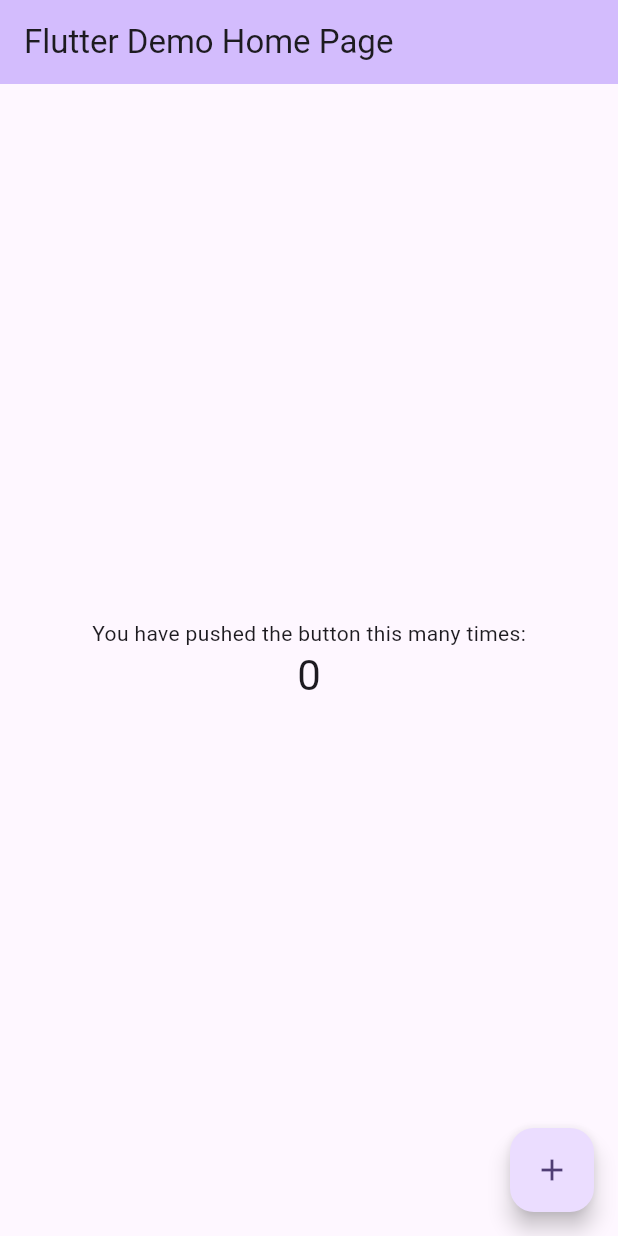
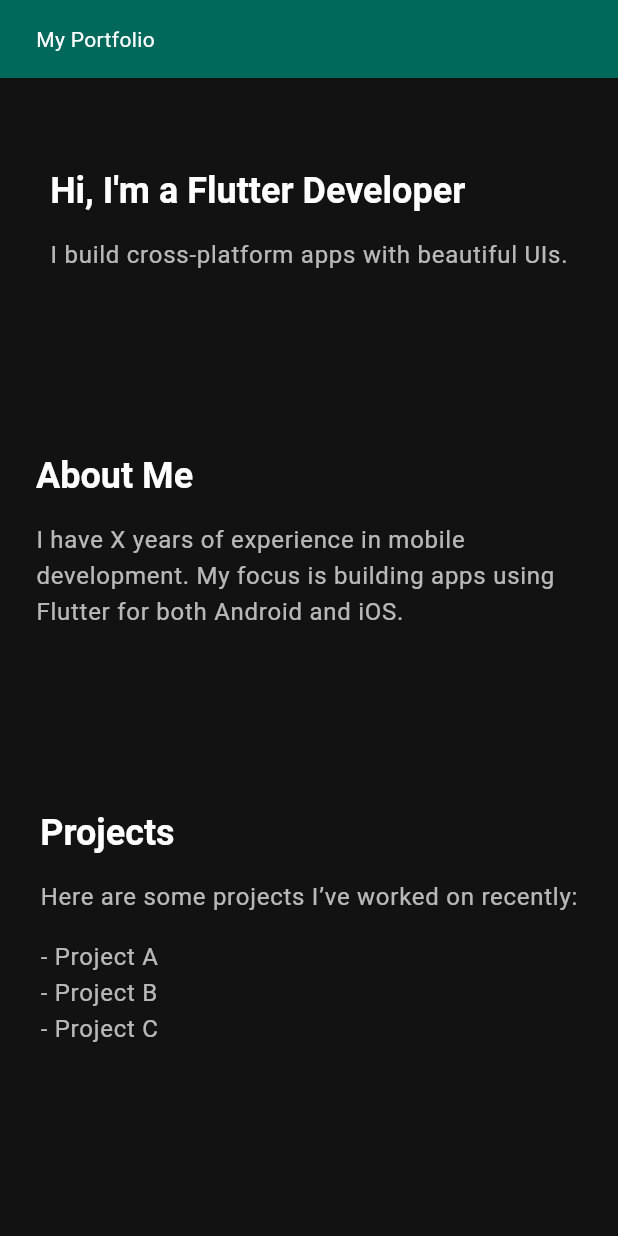
Before and after one commit to sahil06/flutter-web-portfolio, a Flutter app: the screen it shows after launch, on a phone screen of 412 x 824 dp. Run offline on Flutter 3.47's test engine with Material 3 defaults, Android fonts, the phone set to English and light mode, and no system bars.

Commit message:
feat: added basic web setup

```diff
--- a/flutter_web_portfolio/lib/main.dart
+++ b/flutter_web_portfolio/lib/main.dart
@@ -1,122 +1,80 @@
 import 'package:flutter/material.dart';
+import 'package:flutter_web_portfolio/sections/about_section.dart';
+import 'package:flutter_web_portfolio/sections/contact_section.dart';
+import 'package:flutter_web_portfolio/sections/home_section.dart';
+import 'package:flutter_web_portfolio/sections/projects_section.dart';
+import 'package:flutter_web_portfolio/theme/theme.dart';
+import 'package:flutter_web_portfolio/widgets/footer.dart';
+import 'package:flutter_web_portfolio/widgets/header.dart';
 
 void main() {
-  runApp(const MyApp());
+  runApp(const PortfolioApp());
 }
 
-class MyApp extends StatelessWidget {
-  const MyApp({super.key});
+class PortfolioApp extends StatelessWidget {
+  const PortfolioApp({super.key});
 
-  // This widget is the root of your application.
   @override
   Widget build(BuildContext context) {
     return MaterialApp(
-      title: 'Flutter Demo',
-      theme: ThemeData(
-        // This is the theme of your application.
-        //
-        // TRY THIS: Try running your application with "flutter run". You'll see
-        // the application has a purple toolbar. Then, without quitting the app,
-        // try changing the seedColor in the colorScheme below to Colors.green
-        // and then invoke "hot reload" (save your changes or press the "hot
-        // reload" button in a Flutter-supported IDE, or press "r" if you used
-        // the command line to start the app).
-        //
-        // Notice that the counter didn't reset back to zero; the application
-        // state is not lost during the reload. To reset the state, use hot
-        // restart instead.
-        //
-        // This works for code too, not just values: Most code changes can be
-        // tested with just a hot reload.
-        colorScheme: ColorScheme.fromSeed(seedColor: Colors.deepPurple),
-      ),
-      home: const MyHomePage(title: 'Flutter Demo Home Page'),
+      title: 'My Flutter Portfolio',
+      theme: portfolioTheme,
+      home: const PortfolioHomePage(),
+      debugShowCheckedModeBanner: false,
     );
   }
 }
 
-class MyHomePage extends StatefulWidget {
-  const MyHomePage({super.key, required this.title});
-
-  // This widget is the home page of your application. It is stateful, meaning
-  // that it has a State object (defined below) that contains fields that affect
-  // how it looks.
-
-  // This class is the configuration for the state. It holds the values (in this
-  // case the title) provided by the parent (in this case the App widget) and
-  // used by the build method of the State. Fields in a Widget subclass are
-  // always marked "final".
-
-  final String title;
+class PortfolioHomePage extends StatefulWidget {
+  const PortfolioHomePage({super.key});
 
   @override
-  State<MyHomePage> createState() => _MyHomePageState();
+  State<PortfolioHomePage> createState() => _PortfolioHomePageState();
 }
 
-class _MyHomePageState extends State<MyHomePage> {
-  int _counter = 0;
+class _PortfolioHomePageState extends State<PortfolioHomePage> {
+  final ScrollController _scrollController = ScrollController();
 
-  void _incrementCounter() {
-    setState(() {
-      // This call to setState tells the Flutter framework that something has
-      // changed in this State, which causes it to rerun the build method below
-      // so that the display can reflect the updated values. If we changed
-      // _counter without calling setState(), then the build method would not be
-      // called again, and so nothing would appear to happen.
-      _counter++;
-    });
+  // Create keys to mark sections
+  final GlobalKey _homeKey = GlobalKey();
+  final GlobalKey _aboutKey = GlobalKey();
+  final GlobalKey _projectsKey = GlobalKey();
+  final GlobalKey _contactKey = GlobalKey();
+
+  void scrollToSection(GlobalKey key) {
+    final context = key.currentContext;
+    if (context != null) {
+      Scrollable.ensureVisible(
+        context,
+        duration: const Duration(milliseconds: 500),
+        curve: Curves.easeInOut,
+      );
+    }
   }
 
   @override
   Widget build(BuildContext context) {
-    // This method is rerun every time setState is called, for instance as done
-    // by the _incrementCounter method above.
-    //
-    // The Flutter framework has been optimized to make rerunning build methods
-    // fast, so that you can just rebuild anything that needs updating rather
-    // than having to individually change instances of widgets.
     return Scaffold(
-      appBar: AppBar(
-        // TRY THIS: Try changing the color here to a specific color (to
-        // Colors.amber, perhaps?) and trigger a hot reload to see the AppBar
-        // change color while the other colors stay the same.
-        backgroundColor: Theme.of(context).colorScheme.inversePrimary,
-        // Here we take the value from the MyHomePage object that was created by
-        // the App.build method, and use it to set our appbar title.
-        title: Text(widget.title),
-      ),
-      body: Center(
-        // Center is a layout widget. It takes a single child and positions it
-        // in the middle of the parent.
+      body: SingleChildScrollView(
+        controller: _scrollController,
         child: Column(
-          // Column is also a layout widget. It takes a list of children and
-          // arranges them vertically. By default, it sizes itself to fit its
-          // children horizontally, and tries to be as tall as its parent.
-          //
-          // Column has various properties to control how it sizes itself and
-          // how it positions its children. Here we use mainAxisAlignment to
-          // center the children vertically; the main axis here is the vertical
-          // axis because Columns are vertical (the cross axis would be
-          // horizontal).
-          //
-          // TRY THIS: Invoke "debug painting" (choose the "Toggle Debug Paint"
-          // action in the IDE, or press "p" in the console), to see the
-          // wireframe for each widget.
-          mainAxisAlignment: MainAxisAlignment.center,
-          children: <Widget>[
-            const Text('You have pushed the button this many times:'),
-            Text(
-              '$_counter',
-              style: Theme.of(context).textTheme.headlineMedium,
+          children: [
+            Header(
+              onNavItemClick: (section) {
+                if (section == "home") scrollToSection(_homeKey);
+                if (section == "about") scrollToSection(_aboutKey);
+                if (section == "projects") scrollToSection(_projectsKey);
+                if (section == "contact") scrollToSection(_contactKey);
+              },
             ),
+            Container(key: _homeKey, child: const HomeSection()),
+            Container(key: _aboutKey, child: const AboutSection()),
+            Container(key: _projectsKey, child: const ProjectsSection()),
+            Container(key: _contactKey, child: const ContactSection()),
+            const Footer(),
           ],
         ),
       ),
-      floatingActionButton: FloatingActionButton(
-        onPressed: _incrementCounter,
-        tooltip: 'Increment',
-        child: const Icon(Icons.add),
-      ), // This trailing comma makes auto-formatting nicer for build methods.
     );
   }
 }
--- /dev/null
+++ b/flutter_web_portfolio/lib/sections/about_section.dart
@@ -0,0 +1,36 @@
+import 'package:flutter/material.dart';
+
+class AboutSection extends StatelessWidget {
+  const AboutSection({super.key});
+
+  @override
+  Widget build(BuildContext context) {
+    return LayoutBuilder(
+      builder: (context, constraints) {
+        bool isMobile = constraints.maxWidth < 600;
+
+        return Container(
+          padding: const EdgeInsets.symmetric(vertical: 60, horizontal: 24),
+          child: Column(
+            crossAxisAlignment: CrossAxisAlignment.start,
+            children: [
+              Text(
+                "About Me",
+                style: Theme.of(context).textTheme.headlineLarge?.copyWith(
+                      fontSize: isMobile ? 24 : 32,
+                    ),
+              ),
+              const SizedBox(height: 16),
+              Text(
+                "I have X years of experience in mobile development. My focus is building apps using Flutter for both Android and iOS.",
+                style: Theme.of(context).textTheme.bodyLarge?.copyWith(
+                      fontSize: isMobile ? 16 : 18,
+                    ),
+              ),
+            ],
+          ),
+        );
+      },
+    );
+  }
+}
--- /dev/null
+++ b/flutter_web_portfolio/lib/sections/contact_section.dart
@@ -0,0 +1,36 @@
+import 'package:flutter/material.dart';
+
+class ContactSection extends StatelessWidget {
+  const ContactSection({super.key});
+
+  @override
+  Widget build(BuildContext context) {
+    return LayoutBuilder(
+      builder: (context, constraints) {
+        bool isMobile = constraints.maxWidth < 600;
+
+        return Container(
+          padding: const EdgeInsets.symmetric(vertical: 60, horizontal: 24),
+          child: Column(
+            crossAxisAlignment: CrossAxisAlignment.start,
+            children: [
+              Text(
+                "Contact Me",
+                style: Theme.of(context).textTheme.headlineLarge?.copyWith(
+                      fontSize: isMobile ? 24 : 32,
+                    ),
+              ),
+              const SizedBox(height: 16),
+              Text(
+                "Email: yourname@example.com\nLinkedIn: linkedin.com/in/yourname",
+                style: Theme.of(context).textTheme.bodyLarge?.copyWith(
+                      fontSize: isMobile ? 16 : 18,
+                    ),
+              ),
+            ],
+          ),
+        );
+      },
+    );
+  }
+}
--- /dev/null
+++ b/flutter_web_portfolio/lib/sections/home_section.dart
@@ -0,0 +1,36 @@
+import 'package:flutter/material.dart';
+
+class HomeSection extends StatelessWidget {
+  const HomeSection({super.key});
+
+  @override
+  Widget build(BuildContext context) {
+    return LayoutBuilder(
+      builder: (context, constraints) {
+        bool isMobile = constraints.maxWidth < 600;
+
+        return Container(
+          padding: const EdgeInsets.symmetric(vertical: 60, horizontal: 24),
+          child: Column(
+            crossAxisAlignment: CrossAxisAlignment.start,
+            children: [
+              Text(
+                "Hi, I'm a Flutter Developer",
+                style: Theme.of(context).textTheme.headlineLarge?.copyWith(
+                      fontSize: isMobile ? 24 : 32,
+                    ),
+              ),
+              const SizedBox(height: 16),
+              Text(
+                "I build cross-platform apps with beautiful UIs.",
+                style: Theme.of(context).textTheme.bodyLarge?.copyWith(
+                      fontSize: isMobile ? 16 : 18,
+                    ),
+              ),
+            ],
+          ),
+        );
+      },
+    );
+  }
+}
--- /dev/null
+++ b/flutter_web_portfolio/lib/sections/projects_section.dart
@@ -0,0 +1,43 @@
+import 'package:flutter/material.dart';
+
+class ProjectsSection extends StatelessWidget {
+  const ProjectsSection({super.key});
+
+  @override
+  Widget build(BuildContext context) {
+    return LayoutBuilder(
+      builder: (context, constraints) {
+        bool isMobile = constraints.maxWidth < 600;
+
+        return Container(
+          padding: const EdgeInsets.symmetric(vertical: 60, horizontal: 24),
+          child: Column(
+            crossAxisAlignment: CrossAxisAlignment.start,
+            children: [
+              Text(
+                "Projects",
+                style: Theme.of(context).textTheme.headlineLarge?.copyWith(
+                      fontSize: isMobile ? 24 : 32,
+                    ),
+              ),
+              const SizedBox(height: 16),
+              Text(
+                "Here are some projects I’ve worked on recently:",
+                style: Theme.of(context).textTheme.bodyLarge?.copyWith(
+                      fontSize: isMobile ? 16 : 18,
+                    ),
+              ),
+              const SizedBox(height: 16),
+              Text(
+                "- Project A\n- Project B\n- Project C",
+                style: Theme.of(context).textTheme.bodyLarge?.copyWith(
+                      fontSize: isMobile ? 16 : 18,
+                    ),
+              ),
+            ],
+          ),
+        );
+      },
+    );
+  }
+}
--- /dev/null
+++ b/flutter_web_portfolio/lib/theme/theme.dart
@@ -0,0 +1,18 @@
+import 'package:flutter/material.dart';
+
+final ThemeData portfolioTheme = ThemeData(
+  brightness: Brightness.dark,
+  primaryColor: Colors.teal,
+  scaffoldBackgroundColor: const Color(0xFF121212),
+  textTheme: const TextTheme(
+    headlineLarge: TextStyle(
+      fontSize: 32,
+      fontWeight: FontWeight.bold,
+      color: Colors.white,
+    ),
+    bodyLarge: TextStyle(
+      fontSize: 18,
+      color: Colors.white70,
+    ),
+  ),
+);
--- /dev/null
+++ b/flutter_web_portfolio/lib/widgets/footer.dart
@@ -0,0 +1,27 @@
+import 'package:flutter/material.dart';
+
+class Footer extends StatelessWidget {
+  const Footer({super.key});
+
+  @override
+  Widget build(BuildContext context) {
+    return LayoutBuilder(
+      builder: (context, constraints) {
+        bool isMobile = constraints.maxWidth < 600;
+
+        return Container(
+          padding: const EdgeInsets.symmetric(vertical: 24, horizontal: 24),
+          alignment: Alignment.center,
+          color: Colors.teal[800],
+          child: Text(
+            "© 2025 Your Name. All rights reserved.",
+            style: TextStyle(
+              color: Colors.white70,
+              fontSize: isMobile ? 12 : 14,
+            ),
+          ),
+        );
+      },
+    );
+  }
+}
--- /dev/null
+++ b/flutter_web_portfolio/lib/widgets/header.dart
@@ -0,0 +1,44 @@
+import 'package:flutter/material.dart';
+
+class Header extends StatelessWidget {
+  final void Function(String section) onNavItemClick;
+
+  const Header({super.key, required this.onNavItemClick});
+
+  @override
+  Widget build(BuildContext context) {
+    bool isMobile = MediaQuery.of(context).size.width < 600;
+
+    return Container(
+      padding: const EdgeInsets.symmetric(vertical: 16, horizontal: 24),
+      color: Colors.teal[800],
+      child: Row(
+        mainAxisAlignment: MainAxisAlignment.spaceBetween,
+        children: [
+          const Text("My Portfolio", style: TextStyle(color: Colors.white)),
+          if (!isMobile)
+            Row(
+              children: [
+                TextButton(
+                  onPressed: () => onNavItemClick("home"),
+                  child: const Text("Home", style: TextStyle(color: Colors.white)),
+                ),
+                TextButton(
+                  onPressed: () => onNavItemClick("about"),
+                  child: const Text("About", style: TextStyle(color: Colors.white)),
+                ),
+                TextButton(
+                  onPressed: () => onNavItemClick("projects"),
+                  child: const Text("Projects", style: TextStyle(color: Colors.white)),
+                ),
+                TextButton(
+                  onPressed: () => onNavItemClick("contact"),
+                  child: const Text("Contact", style: TextStyle(color: Colors.white)),
+                ),
+              ],
+            ),
+        ],
+      ),
+    );
+  }
+}
```
Also changed, not shown: 1 other file.
